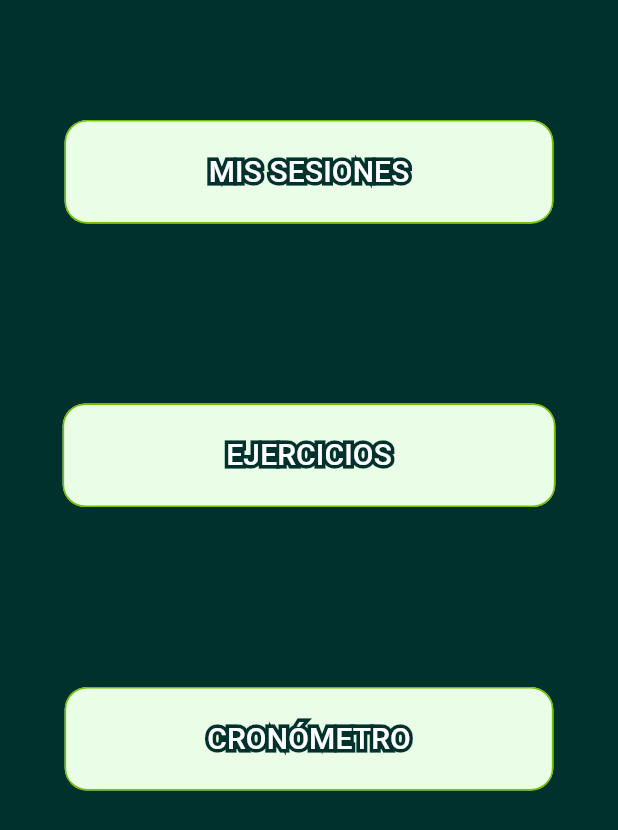
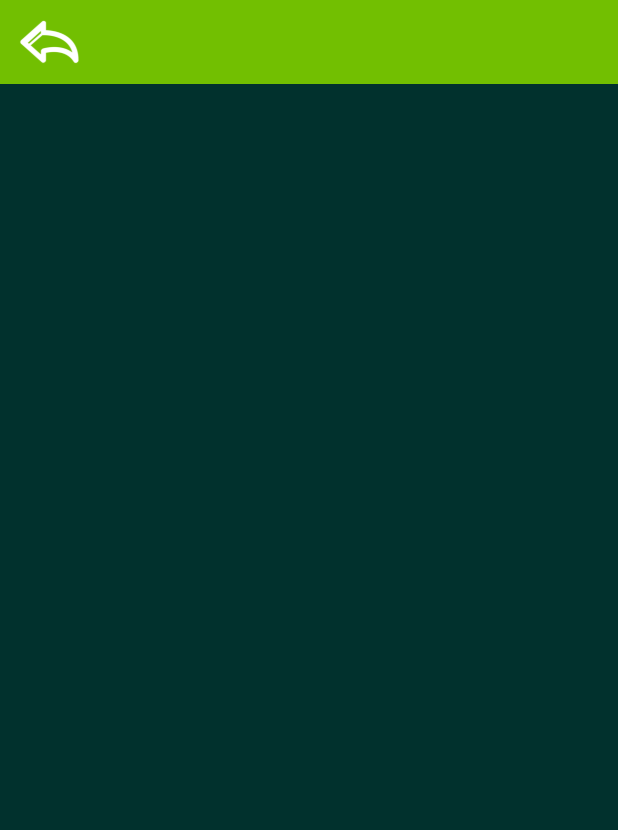
Before and after one commit to AlexMartin13/fitgoal_app, a Flutter app: the ExerciseMenu screen opened directly, after a tap on "MIS SESIONES", on a phone screen of 412 x 824 dp. Shown: the top 830 px of the screen. Run offline on Flutter 3.47's test engine with Material 3 defaults, Android fonts, the phone set to English and light mode, and no system bars; drawn by our look-alikes of stroke_text; our stand-ins replace carousel_slider.

Commit message:
Commit aux

```diff
--- a/lib/routes/routes.dart
+++ b/lib/routes/routes.dart
@@ -1,4 +1,4 @@
-import 'package:fitgoal_app/screens/exercice_info_screen.dart';
+
 import 'package:fitgoal_app/screens/screens.dart';
 import 'package:flutter/material.dart';
 
@@ -9,6 +9,7 @@ Map<String, WidgetBuilder> getApplicationRoutes() {
     'register': (BuildContext context) => SignUpScreen(),
     'recover': (BuildContext context) => ForgotPassword(),
     'exercices': (BuildContext context) => ExercisesScreen(),
-    'exercice': (BuildContext context) => ExerciceInfo()
+    'exercice': (BuildContext context) => ExerciceInfo(),
+    'sessions': (BuildContext context) => SessionsScreen(),
   };
 }
--- a/lib/screens/exercise_menu_screen.dart
+++ b/lib/screens/exercise_menu_screen.dart
@@ -42,7 +42,7 @@ class _ExerciseMenuState extends State<ExerciseMenu> {
         buttonVerticalPadding: 20,
         textSize: 20,
         function: () {
-          print(LoginService.token);
+          Navigator.pushNamed(context, 'sessions');
         });
   }
 
--- a/lib/screens/login_screen.dart
+++ b/lib/screens/login_screen.dart
@@ -58,11 +58,11 @@ class _LoginScreenState extends State<LoginScreen> {
 
             try {
               await loginService.signIn(credentials);
-              if (!mounted) return; // Agrega esta línea
+              if (!mounted) return;
               Navigator.of(context)
                   .pushNamedAndRemoveUntil('home', (route) => false);
             } catch (error) {
-              if (!mounted) return; // Agrega esta línea
+              if (!mounted) return;
               print("error: $error");
               showDialog(
                   context: context,
@@ -93,7 +93,7 @@ class _LoginScreenState extends State<LoginScreen> {
         textColor: Colors.white,
         textStrokeColor: Color.fromRGBO(1, 49, 45, 1),
         function: () {
-          Navigator.pushReplacementNamed(context, 'register');
+          Navigator.pushNamed(context, 'register');
         });
   }
 
--- a/lib/screens/screens.dart
+++ b/lib/screens/screens.dart
@@ -5,3 +5,5 @@ export 'package:fitgoal_app/screens/forgot_password.dart';
 export 'package:fitgoal_app/screens/exercise_menu_screen.dart';
 export 'package:fitgoal_app/screens/coach_screen.dart';
 export 'package:fitgoal_app/screens/exercises_list_screen.dart';
+export 'package:fitgoal_app/screens/exercice_info_screen.dart';
+export 'package:fitgoal_app/screens/sessions.dart';
--- /dev/null
+++ b/lib/screens/sessions.dart
@@ -0,0 +1,21 @@
+import 'package:fitgoal_app/widgets/appbar.dart';
+import 'package:flutter/material.dart';
+
+class SessionsScreen extends StatefulWidget {
+  const SessionsScreen({super.key});
+
+  @override
+  State<SessionsScreen> createState() => _SessionsScreenState();
+}
+
+class _SessionsScreenState extends State<SessionsScreen> {
+  @override
+  Widget build(BuildContext context) {
+    return Scaffold(
+      appBar: reducedAppBar(context),
+      body: Container(
+        color: const Color.fromRGBO(1, 49, 45, 1)
+      ),
+    );
+  }
+}
--- a/lib/services/login_service.dart
+++ b/lib/services/login_service.dart
@@ -21,6 +21,7 @@ class LoginService extends ChangeNotifier {
 
   signIn(Map<String, dynamic> data) async {
     final jsonData = await FitGoalProvider.postJsonData('api/auth/signin/user', data);
+    print('login');
     print(jsonData);
     user = LoggedUser.fromJson(json.decode(jsonData));
 
```
Also changed, not shown: lib/models/session.dart (added), lib/services/session_service.dart (added).
